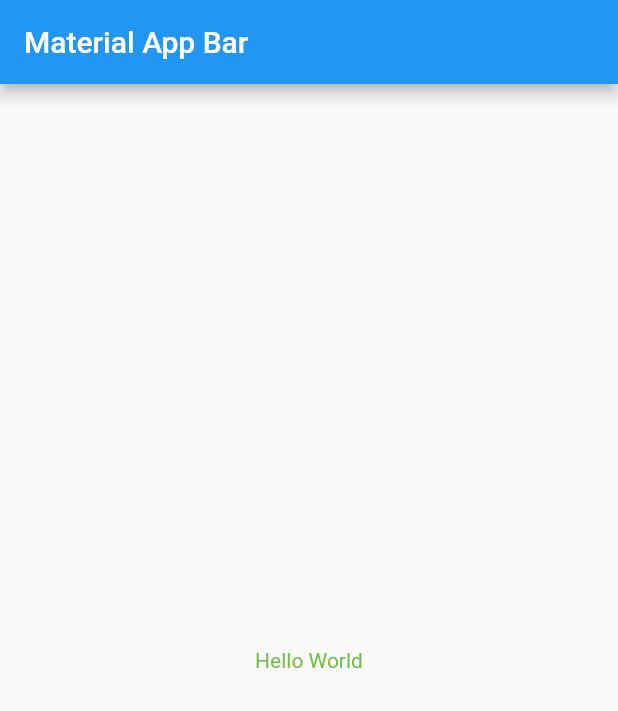
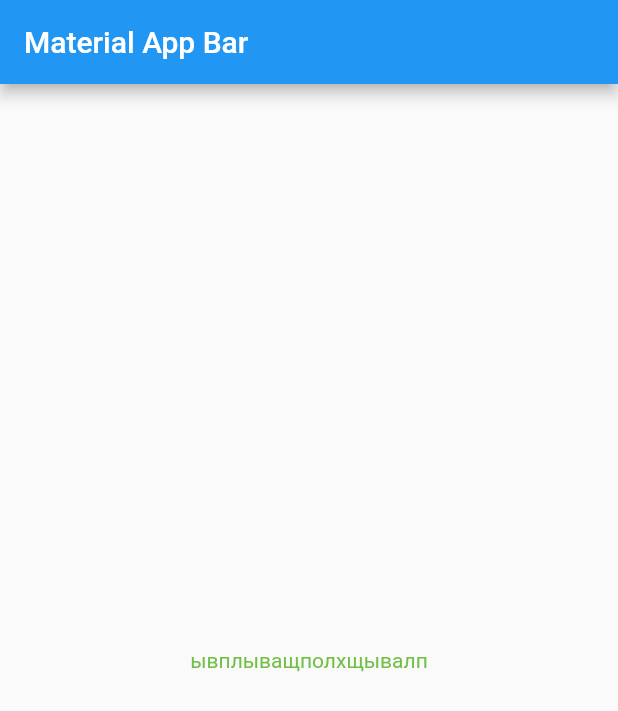
Before and after one commit to fara-android/SKPP_Promoter, a Flutter app: the screen it shows after launch, on a phone screen of 412 x 824 dp. Shown: the top 711 px of the screen. Run offline on Flutter 3.47's test engine with Material 2 defaults, Android fonts, the phone set to English and light mode, and no system bars.

Commit message:
add commit

```diff
--- a/lib/main.dart
+++ b/lib/main.dart
@@ -15,7 +15,7 @@ class MyApp extends StatelessWidget {
         body: Center(
           child: Container(
             child: Text(
-              'Hello World',
+              'ывплыващполхщывалп',
               style: TextStyle(color: green1),
             ),
           ),
```
